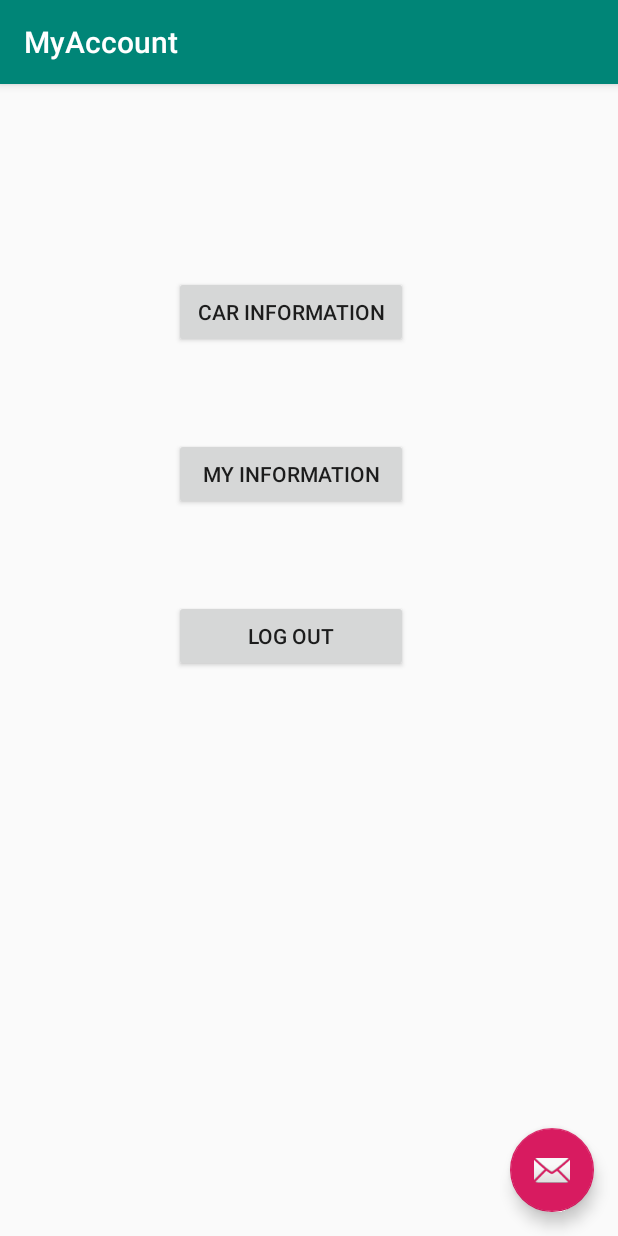
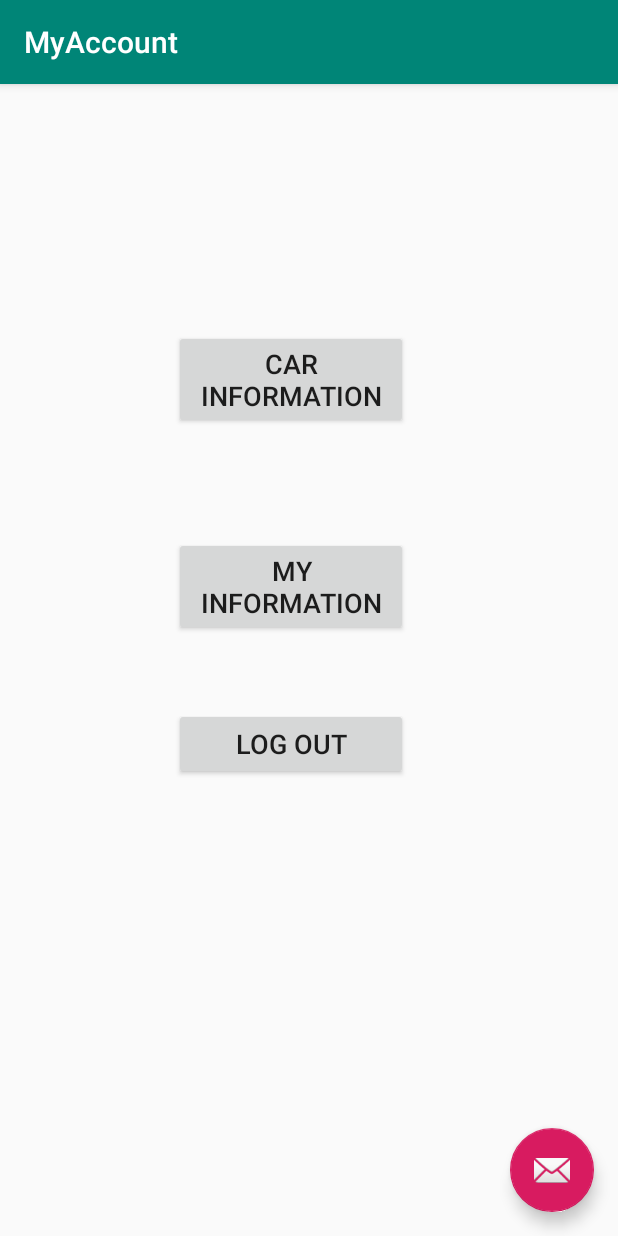
Before and after one commit to itzphuckie/491A, an Android app: the MyAccount screen opened directly, with no data from a screen before it, on a phone screen of 412 x 824 dp. Run offline under Robolectric (Android 15) with nearby library versions, the phone set to English and light mode, and no system bars.

Commit message:
Fixed constraints, sizing, and added about us page.

```diff
--- a/app/src/main/res/layout/content_forget_pass2.xml
+++ b/app/src/main/res/layout/content_forget_pass2.xml
@@ -62,9 +62,10 @@
         android:layout_height="wrap_content"
         android:layout_marginStart="160dp"
         android:layout_marginLeft="160dp"
-        android:layout_marginTop="72dp"
+        android:layout_marginTop="308dp"
         android:onClick="sendEmail"
         android:text="Done"
+        android:textSize="18sp"
         app:layout_constraintStart_toStartOf="parent"
         app:layout_constraintTop_toBottomOf="@+id/emailInputForgotPass" />
 </android.support.constraint.ConstraintLayout>
--- a/app/src/main/res/layout/content_my_account.xml
+++ b/app/src/main/res/layout/content_my_account.xml
@@ -14,8 +14,9 @@
         android:layout_height="wrap_content"
         android:layout_marginStart="116dp"
         android:layout_marginLeft="116dp"
-        android:layout_marginTop="128dp"
+        android:layout_marginTop="164dp"
         android:text="Car Information"
+        android:textSize="18sp"
         app:layout_constraintStart_toStartOf="parent"
         app:layout_constraintTop_toTopOf="parent" />
 
@@ -25,8 +26,9 @@
         android:layout_height="wrap_content"
         android:layout_marginStart="116dp"
         android:layout_marginLeft="116dp"
-        android:layout_marginTop="60dp"
+        android:layout_marginTop="48dp"
         android:text="log out"
+        android:textSize="18sp"
         app:layout_constraintStart_toStartOf="parent"
         app:layout_constraintTop_toBottomOf="@+id/button15" />
 
@@ -36,8 +38,9 @@
         android:layout_height="wrap_content"
         android:layout_marginStart="116dp"
         android:layout_marginLeft="116dp"
-        android:layout_marginTop="60dp"
+        android:layout_marginTop="72dp"
         android:text="My information"
+        android:textSize="18sp"
         app:layout_constraintStart_toStartOf="parent"
         app:layout_constraintTop_toBottomOf="@+id/button14" />
 
--- a/app/src/main/res/layout/content_register_page.xml
+++ b/app/src/main/res/layout/content_register_page.xml
@@ -132,7 +132,7 @@
         android:hint="Enter your school email"
         android:inputType="textPersonName"
         app:layout_constraintEnd_toEndOf="parent"
-        app:layout_constraintHorizontal_bias="0.693"
+        app:layout_constraintHorizontal_bias="0.486"
         app:layout_constraintStart_toStartOf="parent"
         app:layout_constraintTop_toBottomOf="@+id/textView16" />
 
@@ -142,7 +142,7 @@
         android:layout_height="wrap_content"
         android:layout_marginStart="16dp"
         android:layout_marginLeft="16dp"
-        android:layout_marginTop="8dp"
+        android:layout_marginTop="20dp"
         android:text="Phone"
         app:layout_constraintStart_toStartOf="parent"
         app:layout_constraintTop_toBottomOf="@+id/emailInput" />
@@ -153,6 +153,7 @@
         android:layout_height="wrap_content"
         android:layout_marginStart="64dp"
         android:layout_marginLeft="64dp"
+        android:layout_marginTop="12dp"
         android:ems="10"
         android:hint="Enter your phone number ( optional)"
         android:inputType="textPersonName"
```
Also changed, not shown: app/src/main/res/layout/content_about_us.xml (+8 -0 lines), app/src/main/res/layout/content_home_page2.xml (+7 -2 lines).
